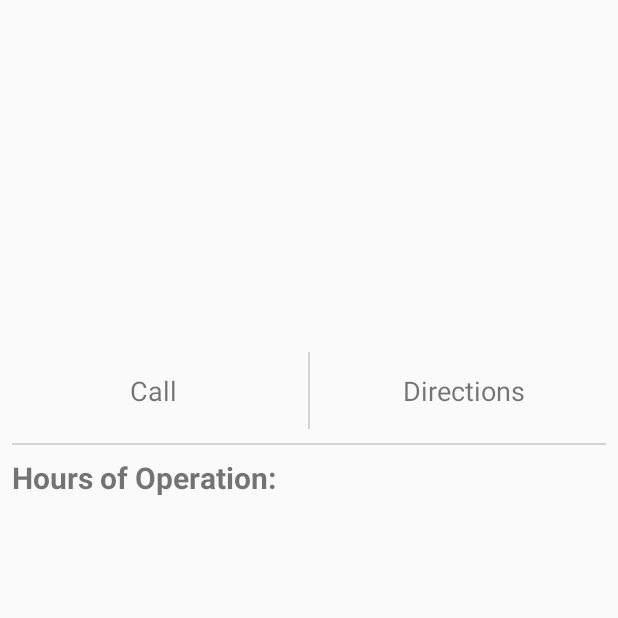
After one commit to gfitz/upgraded-ocean-county-library, an Android app: the LibraryInfoActivity screen opened directly, with no data from a screen before it, on a phone screen of 412 x 824 dp, the top half of it. The commit adds this screen. Run offline under Robolectric (Android 15) with nearby library versions, the phone set to English and light mode, and no system bars.

Commit message:
Set up LibraryInfo Activity and Library Info Fragment to communicate with each other

```diff
--- a/app/src/main/AndroidManifest.xml
+++ b/app/src/main/AndroidManifest.xml
@@ -24,6 +24,9 @@
         <activity android:name=".modules.library_locator.LibraryLocatorActivity"
             android:parentActivityName=".modules.home.HomeActivity"/>
 
+        <activity android:name=".modules.library_info.LibraryInfoActivity"
+            android:parentActivityName=".modules.library_locator.LibraryLocatorActivity"/>
+
     </application>
 
 </manifest>
--- /dev/null
+++ b/app/src/main/java/com/sunlightsoftware/android/ocean_county_library/modules/library_info/LibraryInfoActivity.java
@@ -0,0 +1,28 @@
+package com.sunlightsoftware.android.ocean_county_library.modules.library_info;
+
+import android.content.Context;
+import android.content.Intent;
+import android.graphics.Bitmap;
+import android.support.v4.app.Fragment;
+
+import com.sunlightsoftware.android.ocean_county_library.modules.frameworks.SingleFragmentActivity;
+
+/**
+ * Created by Garrett on 1/10/2017.
+ */
+
+public class LibraryInfoActivity extends SingleFragmentActivity {
+    private static final String EXTRA_LIBRARY_PHOTO = "com.sunlightsoftware" +
+            ".android.ocean_county_library.modules.library_info.library_photo";
+
+    public static Intent newIntent(Context packageContext, Bitmap libraryPhoto) {
+        Intent i = new Intent(packageContext, LibraryInfoActivity.class);
+        i.putExtra(EXTRA_LIBRARY_PHOTO, libraryPhoto);
+        return i;
+    }
+    @Override
+    protected Fragment createFragment() {
+        return LibraryInfoFragment.newInstance((Bitmap)getIntent()
+                .getParcelableExtra(EXTRA_LIBRARY_PHOTO));
+    }
+}
--- /dev/null
+++ b/app/src/main/java/com/sunlightsoftware/android/ocean_county_library/modules/library_info/LibraryInfoFragment.java
@@ -0,0 +1,47 @@
+package com.sunlightsoftware.android.ocean_county_library.modules.library_info;
+
+import android.graphics.Bitmap;
+import android.os.Bundle;
+import android.support.annotation.Nullable;
+import android.support.v4.app.Fragment;
+import android.support.v7.app.AppCompatActivity;
+import android.view.LayoutInflater;
+import android.view.View;
+import android.view.ViewGroup;
+
+import com.sunlightsoftware.android.ocean_county_library.R;
+import com.sunlightsoftware.android.ocean_county_library.modules.library_locator.LibraryLocatorFragment;
+
+/**
+ * Created by Garrett on 1/10/2017.
+ */
+
+public class LibraryInfoFragment extends Fragment {
+
+    private static final String ARG_LIBRARY_PHOTO = "library_photo";
+
+    public static LibraryInfoFragment newInstance(Bitmap libraryPhoto) {
+        Bundle args = new Bundle();
+        args.putParcelable(ARG_LIBRARY_PHOTO, libraryPhoto);
+
+        LibraryInfoFragment fragment = new LibraryInfoFragment();
+        fragment.setArguments(args);
+
+        return fragment;
+    }
+
+    @Override
+    public void onCreate(@Nullable Bundle savedInstanceState) {
+        super.onCreate(savedInstanceState);
+        AppCompatActivity activity = (AppCompatActivity) getActivity();
+        activity.getSupportActionBar().hide();
+    }
+
+    @Nullable
+    @Override
+    public View onCreateView(LayoutInflater inflater, @Nullable ViewGroup container, @Nullable Bundle savedInstanceState) {
+        View v = inflater.inflate(R.layout.fragment_library_info, container, false);
+
+        return v;
+    }
+}
--- a/app/src/main/java/com/sunlightsoftware/android/ocean_county_library/modules/library_locator/LibraryLocatorFragment.java
+++ b/app/src/main/java/com/sunlightsoftware/android/ocean_county_library/modules/library_locator/LibraryLocatorFragment.java
@@ -1,5 +1,6 @@
 package com.sunlightsoftware.android.ocean_county_library.modules.library_locator;
 
+import android.content.Intent;
 import android.graphics.Point;
 import android.graphics.Typeface;
 import android.os.Bundle;
@@ -8,6 +9,7 @@ import android.support.v4.app.Fragment;
 import android.support.v7.app.AppCompatActivity;
 import android.support.v7.widget.LinearLayoutManager;
 import android.support.v7.widget.RecyclerView;
+import android.util.Log;
 import android.view.LayoutInflater;
 import android.view.View;
 import android.view.ViewGroup;
@@ -21,6 +23,7 @@ import com.sunlightsoftware.android.ocean_county_library.components.utils.AsyncD
 import com.sunlightsoftware.android.ocean_county_library.components.utils.BitmapWorkerTask;
 import com.sunlightsoftware.android.ocean_county_library.components.utils.ImageUtils;
 import com.sunlightsoftware.android.ocean_county_library.models.Library;
+import com.sunlightsoftware.android.ocean_county_library.modules.library_info.LibraryInfoActivity;
 
 import java.util.List;
 
@@ -29,6 +32,7 @@ import java.util.List;
  */
 
 public class LibraryLocatorFragment extends Fragment {
+    private static final String TAG = "LibraryLocatorFragment";
 
     private RecyclerView mLibraryRecyclerView;
     private LibraryManager mLibraryManager;
@@ -54,7 +58,7 @@ public class LibraryLocatorFragment extends Fragment {
         return v;
     }
 
-    private class LibraryHolder extends RecyclerView.ViewHolder {
+    private class LibraryHolder extends RecyclerView.ViewHolder implements View.OnClickListener {
 
         private ImageView mLibraryImageView;
         private TextView mNameTextView;
@@ -68,6 +72,8 @@ public class LibraryLocatorFragment extends Fragment {
             mNameTextView = (TextView) itemView.findViewById(R.id.library_list_item_text_view);
             mNameTextView.setTypeface(Typeface.createFromAsset(getActivity().getAssets(),
                     Constant.MONTSERRAT_FONT));
+
+            itemView.setOnClickListener(this);
         }
 
         public void bindLibrary(final Library library) {
@@ -109,6 +115,12 @@ public class LibraryLocatorFragment extends Fragment {
         }
 
 
+        @Override
+        public void onClick(View view) {
+            Log.i(TAG, "itemView clicked");
+            Intent i = LibraryInfoActivity.newIntent(getContext());
+            startActivity(i);
+        }
     }
 
     private class LibraryAdapter extends RecyclerView.Adapter<LibraryHolder> {
--- /dev/null
+++ b/app/src/main/res/layout/fragment_library_info.xml
@@ -0,0 +1,148 @@
+<?xml version="1.0" encoding="utf-8"?>
+<LinearLayout xmlns:android="http://schemas.android.com/apk/res/android"
+              xmlns:tools="http://schemas.android.com/tools"
+              android:layout_width="match_parent"
+              android:layout_height="match_parent"
+              android:orientation="vertical">
+
+    <RelativeLayout
+        android:layout_width="match_parent"
+        android:layout_height="225dp">
+
+        <ImageView
+            android:id="@+id/library_info_image_view"
+            android:layout_width="match_parent"
+            android:layout_height="match_parent"
+            android:scaleType="fitXY"
+            tools:src="@raw/sailboat"/>
+
+        <TextView
+            android:id="@+id/library_info_text_view"
+            android:layout_width="wrap_content"
+            android:layout_height="wrap_content"
+            android:layout_alignParentBottom="true"
+            android:textColor="@color/white"
+            android:textSize="25sp"
+            tools:text="Toms River Branch"/>
+    </RelativeLayout>
+
+    <LinearLayout
+        android:layout_width="match_parent"
+        android:layout_height="70dp"
+        android:orientation="horizontal">
+
+        <FrameLayout
+            android:layout_width="match_parent"
+            android:layout_height="match_parent"
+            android:layout_weight="2">
+
+            <TextView
+                android:layout_width="wrap_content"
+                android:layout_height="wrap_content"
+                android:layout_gravity="center"
+                android:text="@string/call"
+                android:textSize="18sp"/>
+
+        </FrameLayout>
+
+        <View
+            android:layout_width="1dp"
+            android:layout_height="match_parent"
+            android:layout_marginBottom="9dp"
+            android:layout_marginTop="9dp"
+            android:background="@color/color_separator"/>
+
+        <FrameLayout
+            android:layout_width="match_parent"
+            android:layout_height="match_parent"
+            android:layout_weight="2">
+
+            <TextView
+                android:id="@+id/library_info_direction_text_view"
+                android:layout_width="wrap_content"
+                android:layout_height="wrap_content"
+                android:layout_gravity="center"
+                android:text="@string/directions"
+                android:textSize="18sp"/>
+
+        </FrameLayout>
+
+    </LinearLayout>
+
+    <View
+        android:layout_width="match_parent"
+        android:layout_height="1dp"
+        android:layout_marginLeft="8dp"
+        android:layout_marginRight="8dp"
+        android:background="@color/color_separator"/>
+
+
+    <TextView
+        android:id="@+id/library_info_hours_of_operation_text_view"
+        android:layout_width="wrap_content"
+        android:layout_height="wrap_content"
+        android:padding="8dp"
+        android:text="@string/hours_of_operation"
+        android:textSize="20sp"
+        android:textStyle="bold"/>
+
+    <TextView
+        android:layout_width="match_parent"
+        android:layout_height="wrap_content"
+        android:gravity="center"
+        android:paddingBottom="4dp"
+        android:textSize="18sp"
+        tools:text="Sunday: Closed"/>
+
+    <TextView
+        android:layout_width="match_parent"
+        android:layout_height="wrap_content"
+        android:gravity="center"
+        android:paddingBottom="4dp"
+        android:textSize="18sp"
+        tools:text="Sunday: Closed"/>
+
+    <TextView
+        android:layout_width="match_parent"
+        android:layout_height="wrap_content"
+        android:gravity="center"
+        android:paddingBottom="4dp"
+        android:textSize="18sp"
+        tools:text="Sunday: Closed"/>
+
+    <TextView
+        android:layout_width="match_parent"
+        android:layout_height="wrap_content"
+        android:gravity="center"
+        android:paddingBottom="4dp"
+        android:textSize="18sp"
+        tools:text="Sunday: Closed"/>
+
+    <TextView
+        android:layout_width="match_parent"
+        android:layout_height="wrap_content"
+        android:gravity="center"
+        android:paddingBottom="4dp"
+        android:textSize="18sp"
+        tools:text="Sunday: Closed"/>
+
+    <TextView
+        android:layout_width="match_parent"
+        android:layout_height="wrap_content"
+        android:gravity="center"
+        android:paddingBottom="4dp"
+        android:textSize="18sp"
+        tools:text="Sunday: Closed"/>
+
+    <TextView
+        android:layout_width="match_parent"
+        android:layout_height="wrap_content"
+        android:gravity="center"
+        android:paddingBottom="4dp"
+        android:textSize="18sp"
+        tools:text="Sunday: Closed"/>
+
+
+
+
+</LinearLayout>
--- a/app/src/main/res/values/strings.xml
+++ b/app/src/main/res/values/strings.xml
@@ -5,4 +5,7 @@
     <string name="my_account">My Account</string>
     <string name="library_locator">Library Locator</string>
     <string name="select_your_library">Select Your Library</string>
+    <string name="call">Call</string>
+    <string name="directions">Directions</string>
+    <string name="hours_of_operation">Hours of Operation:</string>
 </resources>
```
